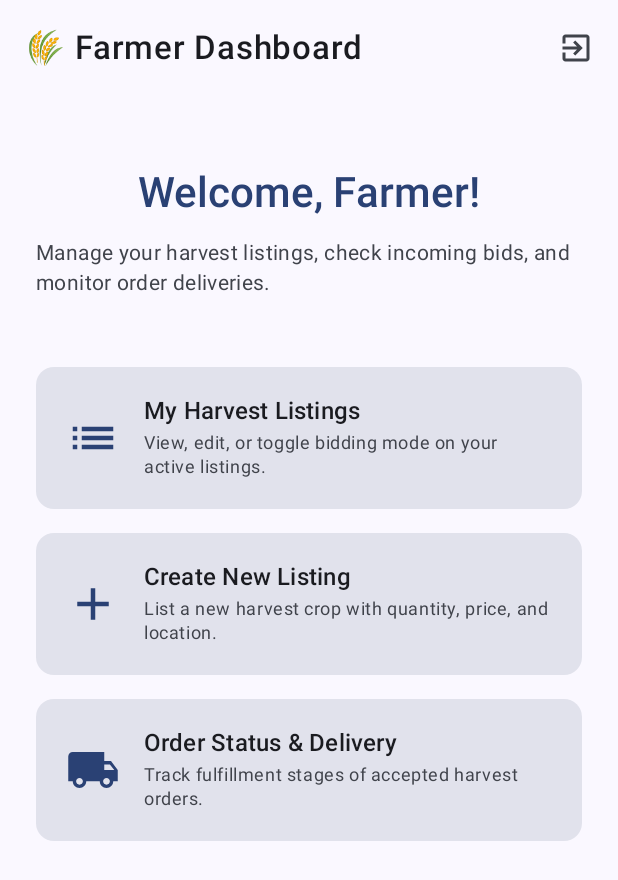
After one commit to Hasitha-Sandaruwan-Silva/AgroRoute, an Android app built with Jetpack Compose: the composable FarmerHomeScreen shown on its own in the app's theme, on a phone screen of 412 x 824 dp. The commit adds this screen. Shown: the top 880 px of the screen. Run offline under Robolectric (Android 15) with nearby library versions, the phone set to English and light mode, and no system bars.

Commit message:
2nd commit

```diff
--- a/app/src/main/java/com/agroroute/data/remote/FirestoreService.kt
+++ b/app/src/main/java/com/agroroute/data/remote/FirestoreService.kt
@@ -15,7 +15,8 @@ import javax.inject.Singleton
  */
 @Singleton
 class FirestoreService @Inject constructor(
-    private val firestore: FirebaseFirestore
+    @PublishedApi
+    internal val firestore: FirebaseFirestore
 ) {
 
     /**
--- a/app/src/main/java/com/agroroute/data/repository/AuthRepositoryImpl.kt
+++ b/app/src/main/java/com/agroroute/data/repository/AuthRepositoryImpl.kt
@@ -12,7 +12,6 @@ import com.agroroute.util.safeCall
 import kotlinx.coroutines.flow.Flow
 import kotlinx.coroutines.flow.catch
 import kotlinx.coroutines.flow.map
-import java.util.UUID
 import javax.inject.Inject
 import javax.inject.Singleton
 
--- /dev/null
+++ b/app/src/main/java/com/agroroute/ui/farmer/FarmerHomeScreen.kt
@@ -0,0 +1,134 @@
+package com.agroroute.ui.farmer
+
+import androidx.compose.foundation.layout.*
+import androidx.compose.foundation.rememberScrollState
+import androidx.compose.foundation.verticalScroll
+import androidx.compose.material.icons.Icons
+import androidx.compose.material.icons.filled.Add
+import androidx.compose.material.icons.filled.ExitToApp
+import androidx.compose.material.icons.filled.List
+import androidx.compose.material.icons.filled.LocalShipping
+import androidx.compose.material3.*
+import androidx.compose.runtime.Composable
+import androidx.compose.ui.Alignment
+import androidx.compose.ui.Modifier
+import androidx.compose.ui.unit.dp
+import androidx.navigation.NavController
+import com.agroroute.ui.navigation.Screen
+
+/**
+ * Farmer Home Dashboard — central hub for farmers to manage listings, create new harvest listings, and view orders.
+ */
+@OptIn(ExperimentalMaterial3Api::class)
+@Composable
+fun FarmerHomeScreen(
+    navController: NavController
+) {
+    Scaffold(
+        topBar = {
+            TopAppBar(
+                title = { Text("🌾 Farmer Dashboard") },
+                actions = {
+                    IconButton(
+                        onClick = {
+                            navController.navigate(Screen.Login.route) {
+                                popUpTo(0) { inclusive = true }
+                            }
+                        }
+                    ) {
+                        Icon(Icons.Default.ExitToApp, contentDescription = "Sign Out")
+                    }
+                }
+            )
+        }
+    ) { paddingValues ->
+        Column(
+            modifier = Modifier
+                .fillMaxSize()
+                .padding(paddingValues)
+                .padding(24.dp)
+                .verticalScroll(rememberScrollState()),
+            verticalArrangement = Arrangement.spacedBy(16.dp),
+            horizontalAlignment = Alignment.CenterHorizontally
+        ) {
+            Spacer(Modifier.height(8.dp))
+            Text(
+                text = "Welcome, Farmer!",
+                style = MaterialTheme.typography.headlineMedium,
+                color = MaterialTheme.colorScheme.primary
+            )
+            Text(
+                text = "Manage your harvest listings, check incoming bids, and monitor order deliveries.",
+                style = MaterialTheme.typography.bodyMedium,
+                color = MaterialTheme.colorScheme.onSurfaceVariant
+            )
+            Spacer(Modifier.height(16.dp))
+
+            // ── My Listings Card ───────────────────────────────────────────────
+            DashboardCard(
+                title = "My Harvest Listings",
+                description = "View, edit, or toggle bidding mode on your active listings.",
+                icon = Icons.Default.List,
+                onClick = { navController.navigate(Screen.MyListings.route) }
+            )
+
+            // ── Create Listing Card ────────────────────────────────────────────
+            DashboardCard(
+                title = "Create New Listing",
+                description = "List a new harvest crop with quantity, price, and location.",
+                icon = Icons.Default.Add,
+                onClick = { navController.navigate(Screen.CreateListing.route) }
+            )
+
+            // ── Order Status Card ──────────────────────────────────────────────
+            DashboardCard(
+                title = "Order Status & Delivery",
+                description = "Track fulfillment stages of accepted harvest orders.",
+                icon = Icons.Default.LocalShipping,
+                onClick = { navController.navigate(Screen.OrderStatus.route) }
+            )
+        }
+    }
+}
+
+@Composable
+private fun DashboardCard(
+    title: String,
+    description: String,
+    icon: androidx.compose.ui.graphics.vector.ImageVector,
+    onClick: () -> Unit
+) {
+    Card(
+        onClick = onClick,
+        modifier = Modifier.fillMaxWidth(),
+        colors = CardDefaults.cardColors(containerColor = MaterialTheme.colorScheme.surfaceVariant)
+    ) {
+        Row(
+            modifier = Modifier
+                .fillMaxWidth()
+                .padding(20.dp),
+            verticalAlignment = Alignment.CenterVertically,
+            horizontalArrangement = Arrangement.spacedBy(16.dp)
+        ) {
+            Icon(
+                imageVector = icon,
+                contentDescription = null,
+                tint = MaterialTheme.colorScheme.primary,
+                modifier = Modifier.size(36.dp)
+            )
+            Column(modifier = Modifier.weight(1f)) {
+                Text(
+                    text = title,
+                    style = MaterialTheme.typography.titleMedium,
+                    color = MaterialTheme.colorScheme.onSurface
+                )
+                Spacer(Modifier.height(4.dp))
+                Text(
+                    text = description,
+                    style = MaterialTheme.typography.bodySmall,
+                    color = MaterialTheme.colorScheme.onSurfaceVariant
+                )
+            }
+        }
+    }
+}
```
Also changed, not shown: app/src/main/java/com/agroroute/data/repository/BidRepositoryImpl.kt (+5 -3 lines), app/src/main/java/com/agroroute/data/repository/HarvestListingRepositoryImpl.kt (+6 -3 lines), app/src/main/java/com/agroroute/data/repository/MockAuthRepository.kt (added, +110 -0 lines), app/src/main/java/com/agroroute/data/repository/OrderRepositoryImpl.kt (+6 -8 lines), app/src/main/java/com/agroroute/di/MockAuthModule.kt (added, +20 -0 lines), app/src/main/java/com/agroroute/di/RepositoryModule.kt (+13 -12 lines), app/src/main/java/com/agroroute/domain/repository/AuthRepository.kt (+2 -19 lines), app/src/main/java/com/agroroute/ui/auth/AuthViewModel.kt (+1 -6 lines), app/src/main/java/com/agroroute/ui/navigation/NavGraph.kt (+7 -3 lines), app/src/main/java/com/agroroute/ui/supplier/SupplierHomeScreen.kt (added, +125 -0 lines).
